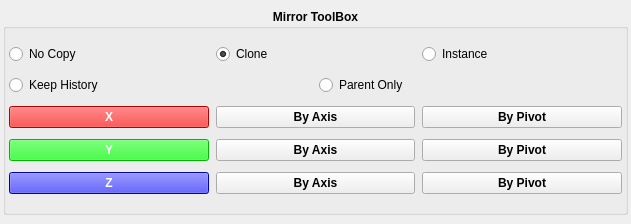
Above: src/developer/main/mirrortools/widget/ui/mirrorUI.ui from code-google-com/mayatools before the change. Below: the same form after it.
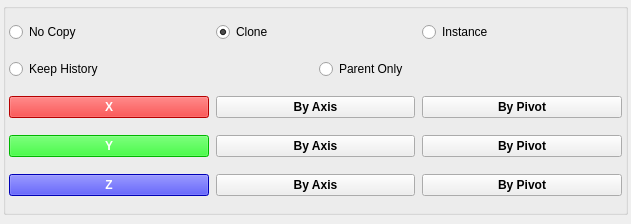
That is the form after the change.

The edit to the form file:
```diff
--- a/src/developer/main/mirrortools/widget/ui/mirrorUI.ui
+++ b/src/developer/main/mirrortools/widget/ui/mirrorUI.ui
@@ -33,6 +33,9 @@
     <property name="leftMargin">
      <number>3</number>
     </property>
+    <property name="topMargin">
+     <number>3</number>
+    </property>
     <property name="rightMargin">
      <number>3</number>
     </property>
@@ -51,7 +54,7 @@
        </font>
       </property>
       <property name="title">
-       <string>Mirror ToolBox</string>
+       <string/>
       </property>
       <property name="alignment">
        <set>Qt::AlignHCenter|Qt::AlignTop</set>
@@ -72,18 +75,9 @@
        <property name="sizeConstraint">
         <enum>QLayout::SetDefaultConstraint</enum>
        </property>
-       <property name="leftMargin">
+       <property name="margin">
         <number>3</number>
        </property>
-       <property name="topMargin">
-        <number>11</number>
-       </property>
-       <property name="rightMargin">
-        <number>3</number>
-       </property>
-       <property name="bottomMargin">
-        <number>11</number>
-       </property>
        <item>
         <layout class="QHBoxLayout" name="horizontalLayout_11">
          <property name="sizeConstraint">
```
